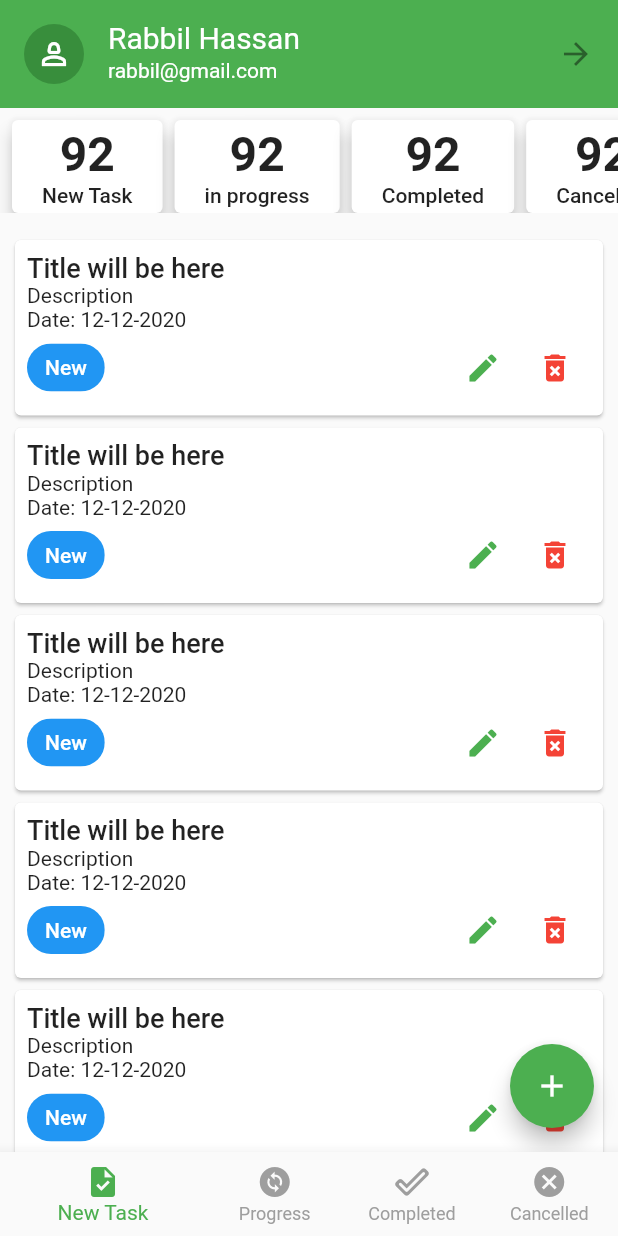
After one commit to MrSohan10/Task-Manager, a Flutter app: the screen it shows after launch, after a tap on "Login", on a phone screen of 412 x 824 dp. The commit adds this screen. Run offline on Flutter 3.47's test engine with Material 2 defaults, Android fonts, the phone set to English and light mode, and no system bars; our stand-ins replace flutter_svg, pin_code_fields.

Commit message:
Ui design complete

```diff
--- a/lib/app.dart
+++ b/lib/app.dart
@@ -26,7 +26,7 @@ class _TaskManagerState extends State<TaskManager> {
               filled: true,
               fillColor: Colors.white,
               border: OutlineInputBorder(borderSide: BorderSide.none),
-              focusedBorder: OutlineInputBorder(borderSide: BorderSide.none)),
+              focusedBorder: OutlineInputBorder(borderSide: BorderSide(color: Colors.green))),
           elevatedButtonTheme: ElevatedButtonThemeData(
               style: ElevatedButton.styleFrom(
             padding: EdgeInsets.symmetric(vertical: 8),
--- a/lib/ui/screen/forget_password/set_password.dart
+++ b/lib/ui/screen/forget_password/set_password.dart
@@ -1,5 +1,4 @@
 import 'package:flutter/material.dart';
-import 'package:task_manager/ui/screen/forget_password/pin_verify.dart';
 import 'package:task_manager/ui/screen/login_screen.dart';
 import 'package:task_manager/ui/widget/body_background.dart';
 
@@ -19,6 +18,7 @@ class _SetPasswordState extends State<SetPassword> {
           child: Padding(
             padding: const EdgeInsets.all(48),
             child: SingleChildScrollView(
+              reverse: true,
               child: Column(
                 crossAxisAlignment: CrossAxisAlignment.start,
                 children: [
@@ -62,8 +62,7 @@ class _SetPasswordState extends State<SetPassword> {
                   SizedBox(
                     width: double.infinity,
                     child: ElevatedButton(
-                      onPressed: () {
-                      },
+                      onPressed: () {},
                       child: const Text("Confirm",style: TextStyle(fontSize: 16),),
                     ),
                   ),
--- a/lib/ui/screen/login_screen.dart
+++ b/lib/ui/screen/login_screen.dart
@@ -1,5 +1,6 @@
 import 'package:flutter/material.dart';
 import 'package:task_manager/ui/screen/forget_password/email_verify.dart';
+import 'package:task_manager/ui/screen/main_butom_nav-screen.dart';
 import 'package:task_manager/ui/screen/sign_up_screen.dart';
 import 'package:task_manager/ui/widget/body_background.dart';
 
@@ -19,6 +20,7 @@ class _LoginScreenState extends State<LoginScreen> {
           child: Padding(
             padding: const EdgeInsets.all(48),
             child: SingleChildScrollView(
+              reverse: true,
               child: Column(
                 crossAxisAlignment: CrossAxisAlignment.start,
                 children: [
@@ -35,6 +37,7 @@ class _LoginScreenState extends State<LoginScreen> {
                   TextFormField(
                     keyboardType: TextInputType.emailAddress,
                     decoration: const InputDecoration(
+                      labelText: "E-mail",
                       hintText: "Enter Email",
                     ),
                   ),
@@ -44,7 +47,8 @@ class _LoginScreenState extends State<LoginScreen> {
                   TextFormField(
                     obscureText: true,
                     decoration: const InputDecoration(
-                      hintText: "Password",
+                      labelText: "Password",
+                      hintText: "Enter Password",
                     ),
                   ),
                   const SizedBox(
@@ -53,8 +57,18 @@ class _LoginScreenState extends State<LoginScreen> {
                   SizedBox(
                     width: double.infinity,
                     child: ElevatedButton(
-                      onPressed: () {},
-                      child: const Icon(Icons.arrow_circle_right_outlined),
+                      onPressed: () {
+                        Navigator.pushAndRemoveUntil(
+                            context,
+                            MaterialPageRoute(
+                                builder: (context) =>
+                                    const MainBottomNavScreen()),
+                            (route) => false);
+                      },
+                      child: const Text(
+                        "Login",
+                        style: TextStyle(fontSize: 16),
+                      ),
                     ),
                   ),
                   const SizedBox(
@@ -66,7 +80,8 @@ class _LoginScreenState extends State<LoginScreen> {
                         Navigator.push(
                             context,
                             MaterialPageRoute(
-                                builder: (context) => const ForgetPassEmail()));
+                                builder: (context) =>
+                                    const EmailVerification()));
                       },
                       child: const Text(
                         "Forget Password ?",
--- /dev/null
+++ b/lib/ui/screen/main_butom_nav-screen.dart
@@ -0,0 +1,47 @@
+import 'package:flutter/material.dart';
+import 'package:task_manager/ui/screen/cancelled_task_screen.dart';
+import 'package:task_manager/ui/screen/completed_task_screen.dart';
+import 'package:task_manager/ui/screen/new_task_screen.dart';
+import 'package:task_manager/ui/screen/progress_task_screen.dart';
+
+class MainBottomNavScreen extends StatefulWidget {
+  const MainBottomNavScreen({super.key});
+
+  @override
+  State<MainBottomNavScreen> createState() => _MainBottomNavScreenState();
+}
+
+class _MainBottomNavScreenState extends State<MainBottomNavScreen> {
+  int _selectedIndex = 0;
+  List<Widget> _screen = [
+    NewTaskScreen(),
+    ProgressTaskScreen(),
+    CompletedTaskScreen(),
+    CancelledTaskScreen(),
+  ];
+
+  @override
+  Widget build(BuildContext context) {
+    return Scaffold(
+      body: _screen[_selectedIndex],
+      bottomNavigationBar: BottomNavigationBar(
+        currentIndex: _selectedIndex,
+        onTap: (index) {
+          _selectedIndex = index;
+          setState(() {});
+        },
+        selectedItemColor: Colors.green,
+        unselectedItemColor: Colors.grey,
+        showUnselectedLabels: true,
+        items: [
+          BottomNavigationBarItem(icon: Icon(Icons.task), label: "New Task"),
+          BottomNavigationBarItem(
+              icon: Icon(Icons.change_circle), label: "Progress"),
+          BottomNavigationBarItem(
+              icon: Icon(Icons.done_outline_rounded), label: "Completed"),
+          BottomNavigationBarItem(icon: Icon(Icons.cancel), label: "Cancelled"),
+        ],
+      ),
+    );
+  }
+}
--- /dev/null
+++ b/lib/ui/screen/new_task_screen.dart
@@ -0,0 +1,56 @@
+import 'package:flutter/material.dart';
+import 'package:task_manager/ui/screen/add_new_task.dart';
+
+import '../widget/profile_summary.dart';
+import '../widget/summary_card.dart';
+import '../widget/task_item_card.dart';
+
+class NewTaskScreen extends StatefulWidget {
+  const NewTaskScreen({super.key});
+
+  @override
+  State<NewTaskScreen> createState() => _NewTaskScreenState();
+}
+
+class _NewTaskScreenState extends State<NewTaskScreen> {
+  @override
+  Widget build(BuildContext context) {
+    return Scaffold(
+      floatingActionButton: FloatingActionButton(
+        onPressed: (){
+          Navigator.push(context, MaterialPageRoute(builder: (context)=>const AddNewTaskScreen()));
+        },
+        child: Icon(Icons.add),
+      ),
+
+      body: SafeArea(
+        child: Column(
+          children: [
+            const ProfileSummary(),
+            SingleChildScrollView(
+              scrollDirection: Axis.horizontal,
+              child: Row(
+                children: [
+                  const SummaryCard(count: "92", title: "New Task"),
+                  const SummaryCard(count: "92", title: "in progress"),
+                  const SummaryCard(count: "92", title: "Completed"),
+                  const SummaryCard(count: "92", title: "Cancelled"),
+                ],
+              ),
+            ),
+            const SizedBox(
+              height: 10,
+            ),
+            Expanded(
+                child: ListView.builder(
+              itemCount: 5,
+              itemBuilder: (context, index) {
+                return const TaskItemCard();
+              },
+            )),
+          ],
+        ),
+      ),
+    );
+  }
+}
--- a/lib/ui/screen/sign_up_screen.dart
+++ b/lib/ui/screen/sign_up_screen.dart
@@ -1,5 +1,4 @@
 import 'package:flutter/material.dart';
-import 'package:task_manager/ui/screen/forget_password/email_verify.dart';
 import 'package:task_manager/ui/screen/login_screen.dart';
 import 'package:task_manager/ui/widget/body_background.dart';
 
@@ -19,6 +18,7 @@ class _SignUpScreenState extends State<SignUpScreen> {
           child: Padding(
             padding: const EdgeInsets.all(48),
             child: SingleChildScrollView(
+              reverse: true,
               child: Column(
                 crossAxisAlignment: CrossAxisAlignment.start,
                 children: [
@@ -81,7 +81,7 @@ class _SignUpScreenState extends State<SignUpScreen> {
                     width: double.infinity,
                     child: ElevatedButton(
                       onPressed: () {},
-                      child: const Icon(Icons.arrow_circle_right_outlined),
+                      child: const Text("Sign up",style: TextStyle(fontSize: 16),),
                     ),
                   ),
                   const SizedBox(
--- /dev/null
+++ b/lib/ui/widget/profile_summary.dart
@@ -0,0 +1,41 @@
+import 'package:flutter/material.dart';
+import 'package:task_manager/ui/screen/update_profile.dart';
+
+class ProfileSummary extends StatefulWidget {
+  const ProfileSummary({
+    super.key,
+    this.enableOnTap = true,
+  });
+
+  final bool enableOnTap;
+
+  @override
+  State<ProfileSummary> createState() => _ProfileSummaryState();
+}
+
+class _ProfileSummaryState extends State<ProfileSummary> {
+  @override
+  Widget build(BuildContext context) {
+    return ListTile(
+      onTap: () {
+        if (widget.enableOnTap) {
+          Navigator.push(context,
+              MaterialPageRoute(builder: (context) => const UpdateProfile()));
+        }
+      },
+      tileColor: Colors.green,
+      leading: CircleAvatar(
+        child: Icon(Icons.person_2_outlined),
+      ),
+      title: Text(
+        "Rabbil Hassan",
+        style: const TextStyle(fontSize: 20, color: Colors.white),
+      ),
+      subtitle: Text(
+        "rabbil@gmail.com",
+        style: const TextStyle(color: Colors.white),
+      ),
+      trailing:widget.enableOnTap? const Icon(Icons.arrow_forward):null,
+    );
+  }
+}
--- /dev/null
+++ b/lib/ui/widget/summary_card.dart
@@ -0,0 +1,36 @@
+import 'package:flutter/material.dart';
+
+class SummaryCard extends StatelessWidget {
+  const SummaryCard({
+    super.key,
+    required this.count,
+    required this.title,
+  });
+
+  final String count;
+  final String title;
+
+  @override
+  Widget build(BuildContext context) {
+    return Card(
+      shadowColor: Colors.black,
+      elevation: 5,
+      margin: EdgeInsets.only(top: 8, left: 8),
+      child: Padding(
+        padding: const EdgeInsets.symmetric(horizontal: 20, vertical: 4),
+        child: Column(
+          children: [
+            Text(
+              count,
+              style: Theme.of(context).textTheme.titleLarge,
+            ),
+            Text(
+              title,
+              style: TextStyle(fontWeight: FontWeight.w500),
+            ),
+          ],
+        ),
+      ),
+    );
+  }
+}
--- /dev/null
+++ b/lib/ui/widget/task_item_card.dart
@@ -0,0 +1,52 @@
+import 'package:flutter/material.dart';
+
+class TaskItemCard extends StatefulWidget {
+  const TaskItemCard({
+    super.key,
+  });
+
+  @override
+  State<TaskItemCard> createState() => _TaskItemCardState();
+}
+
+class _TaskItemCardState extends State<TaskItemCard> {
+  @override
+  Widget build(BuildContext context) {
+    return Card(
+      margin: EdgeInsets.only(left: 10, right: 10, top: 8),
+      child: Padding(
+        padding: const EdgeInsets.all(8.0),
+        child: Column(
+          crossAxisAlignment: CrossAxisAlignment.start,
+          children: [
+            Text(
+              'Title will be here',
+              style: const TextStyle(
+                  fontSize: 18, fontWeight: FontWeight.w500),
+            ),
+            Text('Description'),
+            Text("Date: 12-12-2020"),
+            Row(
+              mainAxisAlignment: MainAxisAlignment.spaceBetween,
+              children: [
+                Chip(
+                  label: Text(
+                    "New",
+                    style: const TextStyle(color: Colors.white),
+                  ),
+                  backgroundColor: Colors.blue,
+                ),
+                Wrap(
+                  children: [
+                    IconButton(onPressed: (){}, icon: Icon(Icons.edit,color: Colors.green,)),
+                    IconButton(onPressed: (){}, icon: Icon(Icons.delete_forever,color: Colors.red,)),
+                  ],
+                )
+              ],
+            )
+          ],
+        ),
+      ),
+    );
+  }
+}
```
Also changed, not shown: lib/ui/screen/add_new_task.dart (added, +67 -0 lines), lib/ui/screen/cancelled_task_screen.dart (added, +36 -0 lines), lib/ui/screen/completed_task_screen.dart (added, +36 -0 lines), lib/ui/screen/forget_password/email_verify.dart (+5 -5 lines), lib/ui/screen/forget_password/pin_verify.dart (+10 -7 lines), lib/ui/screen/progress_task_screen.dart (added, +36 -0 lines), lib/ui/screen/update_profile.dart (added, +143 -0 lines).
